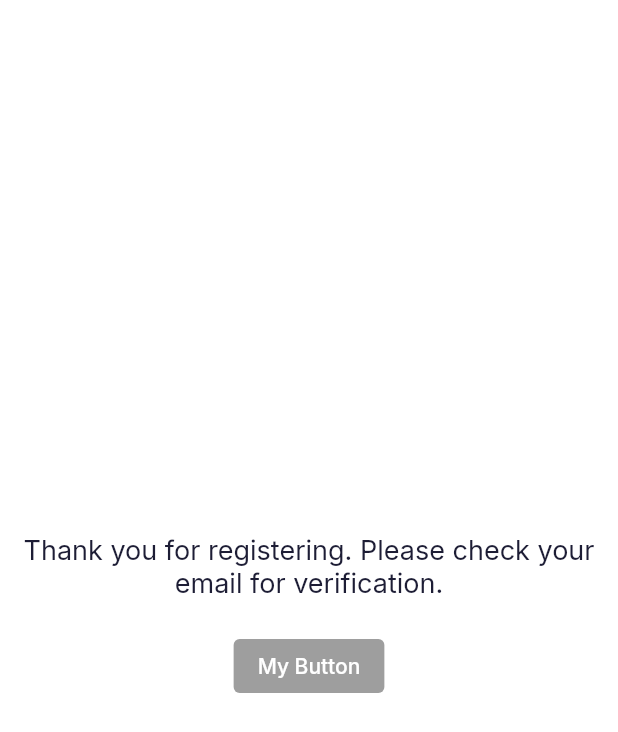
After one commit to pawaka2020/chatuiconcept, a Flutter app: the VerifyScreen screen opened directly, on a phone screen of 412 x 824 dp. The commit adds this screen. Shown: the top 732 px of the screen. Run offline on Flutter 3.47's test engine with Material 2 defaults, Android fonts, the phone set to English and light mode, and no system bars; our stand-ins replace google_fonts, socket_io_client, supabase, supabase_flutter; missing offline and left inert: pointycastle; accounts and stored records are empty.

Commit message:
Implementing Verification Screen UI and logic

```diff
--- a/lib/screen/signup/signupscreen.dart
+++ b/lib/screen/signup/signupscreen.dart
@@ -9,6 +9,7 @@ import '../../model_auth/user/chat_user_auth.dart';
 import '../../singletons.dart';
 import '../../uifunctions.dart';
 import '../chat/chatscreen.dart';
+import '../verify/verifyscreen.dart';
 
 class SignUpScreen extends StatefulWidget {
   @override
@@ -30,6 +31,7 @@ class _SignUpScreenState extends State<SignUpScreen> {
       debugPrint('_username: $_username, _email: $_email, _password: $_password');
 
       ChatUserAuth().signUp(_username, _email, _password);
+      navigateTo(context, VerifyScreen());
     }
   }
 
--- /dev/null
+++ b/lib/screen/verify/verifyscreen.dart
@@ -0,0 +1,85 @@
+import 'dart:async';
+import '../../singletons.dart';
+import 'package:flutter/material.dart';
+import 'package:supabase_flutter/supabase_flutter.dart';
+
+class VerifyScreen extends StatefulWidget {
+  VerifyScreen({super.key});
+
+  @override
+  State<VerifyScreen> createState() => _VerifyScreenState();
+}
+
+class _VerifyScreenState extends State<VerifyScreen> {
+  bool _isEmailVerified = false;
+  //StreamSubscription<AuthChangeEvent>? _authStateChangeSubscription;
+  StreamSubscription<AuthState>? _authStateChangeSubscription;
+
+  void _listenToAuthStateChange(){
+    final auth = supabaseClient.auth;
+    auth.onAuthStateChange.listen((event) {
+      if(auth.currentUser?.emailConfirmedAt != null){
+        String name = auth.currentUser?.userMetadata!["username"];
+        debugPrint("email for $name verified");
+        _isEmailVerified = true;
+      }
+    });
+  }
+
+  @override
+  void initState() {
+    super.initState();
+    _listenToAuthStateChange();
+  }
+  void _onButtonPressed(){}
+
+  Widget _buildVerifyButton() {
+    return ElevatedButton(
+      onPressed: _isEmailVerified ? _onButtonPressed : null,
+      style: ButtonStyle(
+        backgroundColor: MaterialStateProperty.resolveWith<Color>(
+              (Set<MaterialState> states) {
+            if (!_isEmailVerified) {
+              return Colors.grey; // Use a different color for disabled state
+            }
+            return Colors.blue; // Use blue color for normal state
+          },
+        ),
+        foregroundColor: MaterialStateProperty.resolveWith<Color>(
+              (Set<MaterialState> states) {
+            if (!_isEmailVerified) {
+              return Colors.white; // Use white color for text in disabled state
+            }
+            return Colors.black; // Use black color for text in normal state
+          },
+        ),
+      ),
+      child: const Text('My Button'),
+    );
+  }
+
+  Widget _buildVerifyText(String username) {
+    String username2 = "Johnny";
+    return const Text(
+      'Thank you for registering. Please check your email for verification.',
+      textAlign: TextAlign.center,
+      style: TextStyle(fontSize: 18),
+    );
+  }
+
+  @override
+  Widget build(BuildContext context) {
+    return Scaffold(
+      body: Center(
+        child: Column(
+          mainAxisAlignment: MainAxisAlignment.center,
+          children: [
+            _buildVerifyText(""),
+            const SizedBox(height: 20),
+            _buildVerifyButton(),
+          ],
+        ),
+      ),
+    );
+  }
+}
```
Also changed, not shown: lib/singletons.dart (line endings or trailing spaces).
